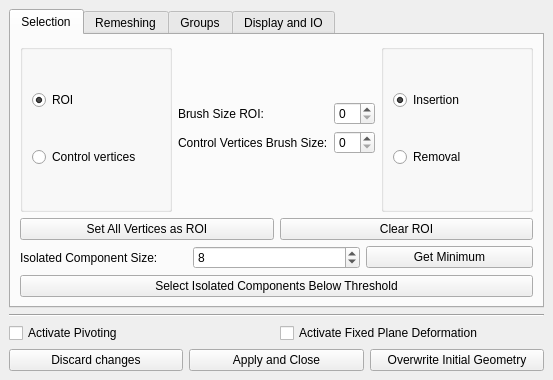
The window that Polyhedron/demo/Polyhedron/Plugins/Surface_mesh_deformation/Deform_mesh.ui (CGAL/cgal) describes before a commit, drawn with Qt 5.
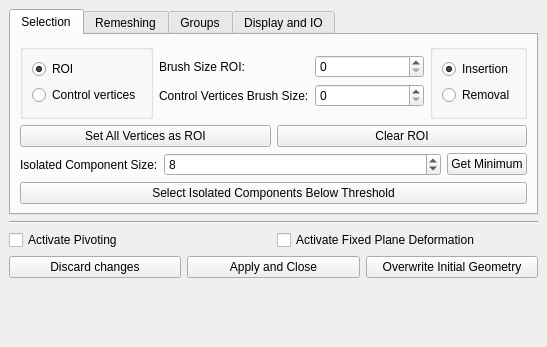
The same window after the commit. The open tabs and pages were chosen to show the change.

Commit message: Rework of Deformation UI

Patch:
```diff
--- a/Polyhedron/demo/Polyhedron/Plugins/Surface_mesh_deformation/Deform_mesh.ui
+++ b/Polyhedron/demo/Polyhedron/Plugins/Surface_mesh_deformation/Deform_mesh.ui
@@ -6,8 +6,8 @@
    <rect>
     <x>0</x>
     <y>0</y>
-    <width>553</width>
-    <height>380</height>
+    <width>547</width>
+    <height>347</height>
    </rect>
   </property>
   <property name="windowTitle">
@@ -59,7 +59,7 @@
           <item>
            <layout class="QVBoxLayout" name="RingLayout">
             <item>
-             <layout class="QHBoxLayout" name="horizontalLayout_4">
+             <layout class="QHBoxLayout" name="horizontalLayout_4" stretch="0,1">
               <item>
                <layout class="QVBoxLayout" name="verticalLayout_5">
                 <item>
@@ -138,7 +138,7 @@
         <item>
          <layout class="QVBoxLayout" name="verticalLayout_4">
           <item>
-           <layout class="QHBoxLayout" name="horizontalLayout_8">
+           <layout class="QHBoxLayout" name="horizontalLayout_8" stretch="0,1,0">
             <item>
              <widget class="QLabel" name="label_3">
               <property name="text">
@@ -419,6 +419,19 @@
       </item>
      </layout>
     </item>
+    <item>
+     <spacer name="verticalSpacer">
+      <property name="orientation">
+       <enum>Qt::Vertical</enum>
+      </property>
+      <property name="sizeHint" stdset="0">
+       <size>
+        <width>20</width>
+        <height>40</height>
+       </size>
+      </property>
+     </spacer>
+    </item>
    </layout>
   </widget>
  </widget>
```
Left out of the diff: 6 changed lines with no effect on the pictures.
